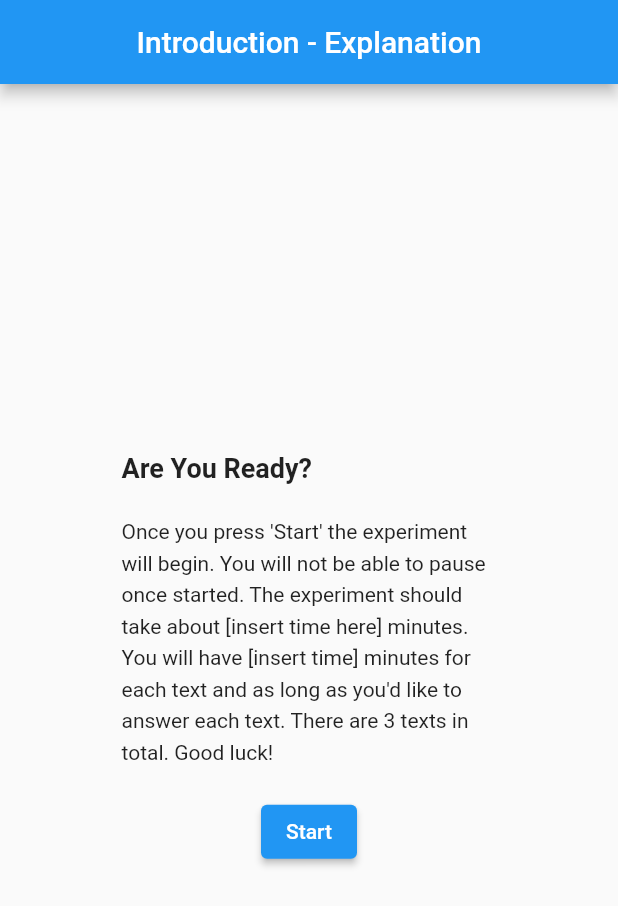
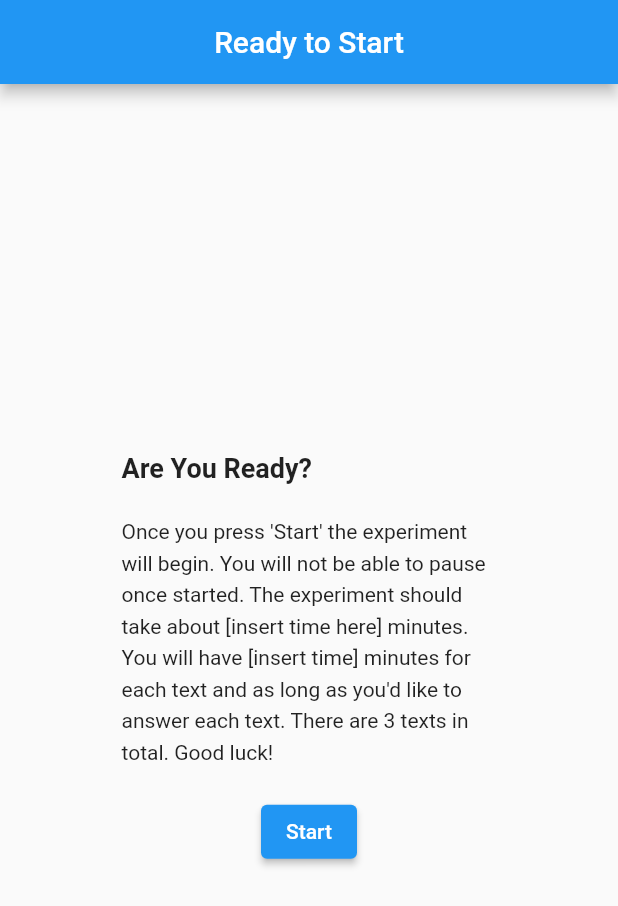
Before and after one commit to HadyMash/psych-ia-experiment, a Flutter app: the AreYouReady screen opened directly, on a phone screen of 412 x 824 dp. Shown: the top 906 px of the screen. Run offline on Flutter 3.47's test engine with Material 2 defaults, Android fonts, the phone set to English and light mode, and no system bars; our stand-ins replace cloud_firestore, firebase_auth, firebase_core; missing offline and left inert: dart:html; accounts and stored records are empty.

Commit message:
updated a title in an intro screen.

```diff
--- a/lib/screens/intro.dart
+++ b/lib/screens/intro.dart
@@ -169,7 +169,7 @@ class AreYouReady extends StatelessWidget {
   Widget build(BuildContext context) {
     return Scaffold(
       appBar: AppBar(
-        title: const Text('Introduction - Explanation'),
+        title: const Text('Ready to Start'),
         automaticallyImplyLeading: false,
         centerTitle: true,
       ),
```
